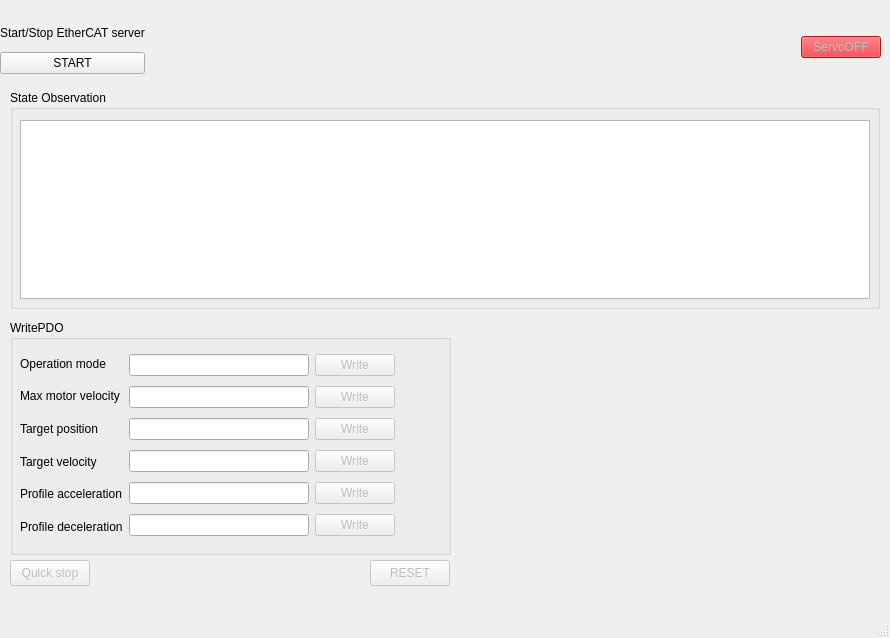
Old version of the form mainwindow.ui in the repository aplopin/ECMaster.
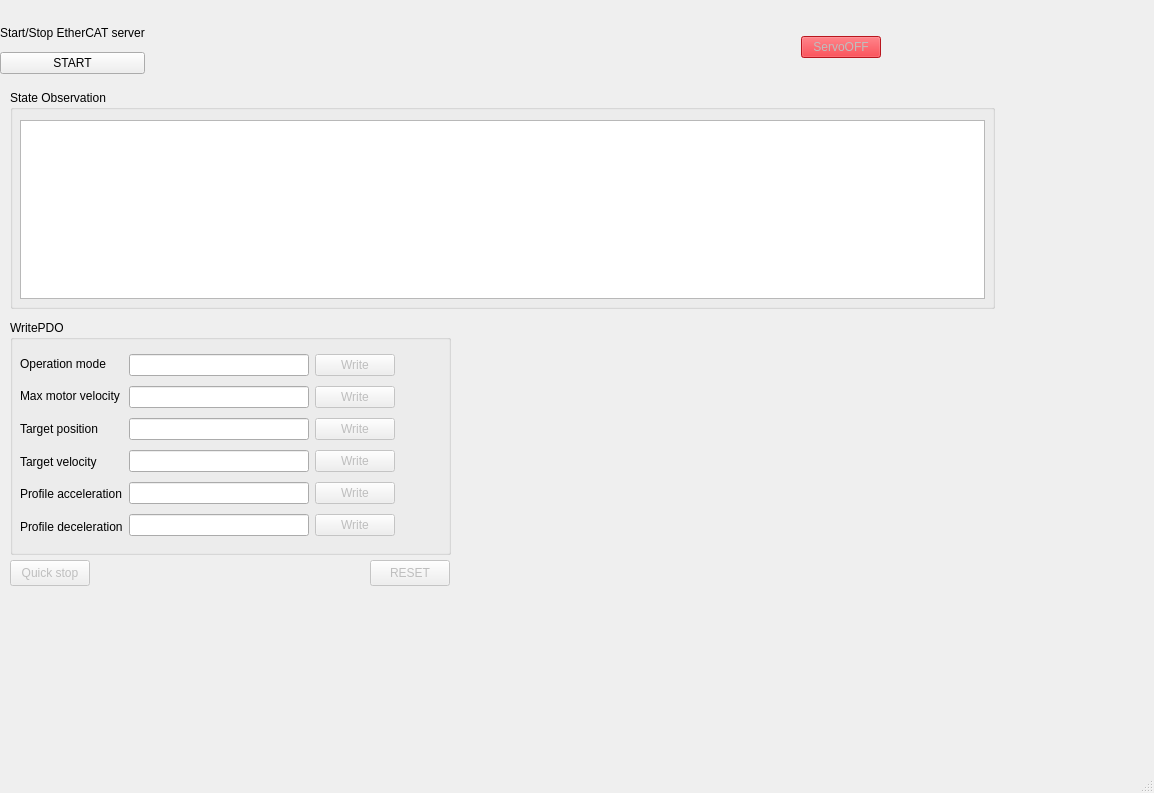
New version of the form.

Diff of the .ui file:
```diff
--- a/mainwindow.ui
+++ b/mainwindow.ui
@@ -6,8 +6,8 @@
    <rect>
     <x>0</x>
     <y>0</y>
-    <width>890</width>
-    <height>638</height>
+    <width>1154</width>
+    <height>793</height>
    </rect>
   </property>
   <property name="sizePolicy">
@@ -28,7 +28,7 @@
      <rect>
       <x>10</x>
       <y>90</y>
-      <width>870</width>
+      <width>985</width>
       <height>219</height>
      </rect>
     </property>
@@ -40,13 +40,13 @@
     </property>
     <property name="minimumSize">
      <size>
-      <width>870</width>
+      <width>985</width>
       <height>219</height>
      </size>
     </property>
     <property name="maximumSize">
      <size>
-      <width>870</width>
+      <width>985</width>
       <height>219</height>
      </size>
     </property>
@@ -58,7 +58,7 @@
       <rect>
        <x>10</x>
        <y>30</y>
-       <width>850</width>
+       <width>965</width>
        <height>179</height>
       </rect>
      </property>
@@ -70,19 +70,19 @@
      </property>
      <property name="minimumSize">
       <size>
-       <width>850</width>
+       <width>965</width>
        <height>179</height>
       </size>
      </property>
      <property name="maximumSize">
       <size>
-       <width>850</width>
+       <width>965</width>
        <height>179</height>
       </size>
      </property>
      <property name="font">
       <font>
-       <pointsize>8</pointsize>
+       <pointsize>10</pointsize>
       </font>
      </property>
      <property name="verticalScrollBarPolicy">
@@ -91,6 +91,42 @@
      <property name="horizontalScrollBarPolicy">
       <enum>Qt::ScrollBarAsNeeded</enum>
      </property>
+     <property name="autoScroll">
+      <bool>false</bool>
+     </property>
+     <property name="editTriggers">
+      <set>QAbstractItemView::NoEditTriggers</set>
+     </property>
+     <property name="tabKeyNavigation">
+      <bool>false</bool>
+     </property>
+     <property name="showDropIndicator" stdset="0">
+      <bool>false</bool>
+     </property>
+     <property name="dragDropOverwriteMode">
+      <bool>false</bool>
+     </property>
+     <property name="alternatingRowColors">
+      <bool>true</bool>
+     </property>
+     <property name="selectionMode">
+      <enum>QAbstractItemView::NoSelection</enum>
+     </property>
+     <property name="selectionBehavior">
+      <enum>QAbstractItemView::SelectRows</enum>
+     </property>
+     <property name="textElideMode">
+      <enum>Qt::ElideLeft</enum>
+     </property>
+     <property name="wordWrap">
+      <bool>true</bool>
+     </property>
+     <property name="cornerButtonEnabled">
+      <bool>true</bool>
+     </property>
+     <attribute name="horizontalHeaderHighlightSections">
+      <bool>true</bool>
+     </attribute>
      <attribute name="verticalHeaderDefaultSectionSize">
       <number>20</number>
      </attribute>
```
Left out of the diff: 11 changed lines with no effect on the pictures.
